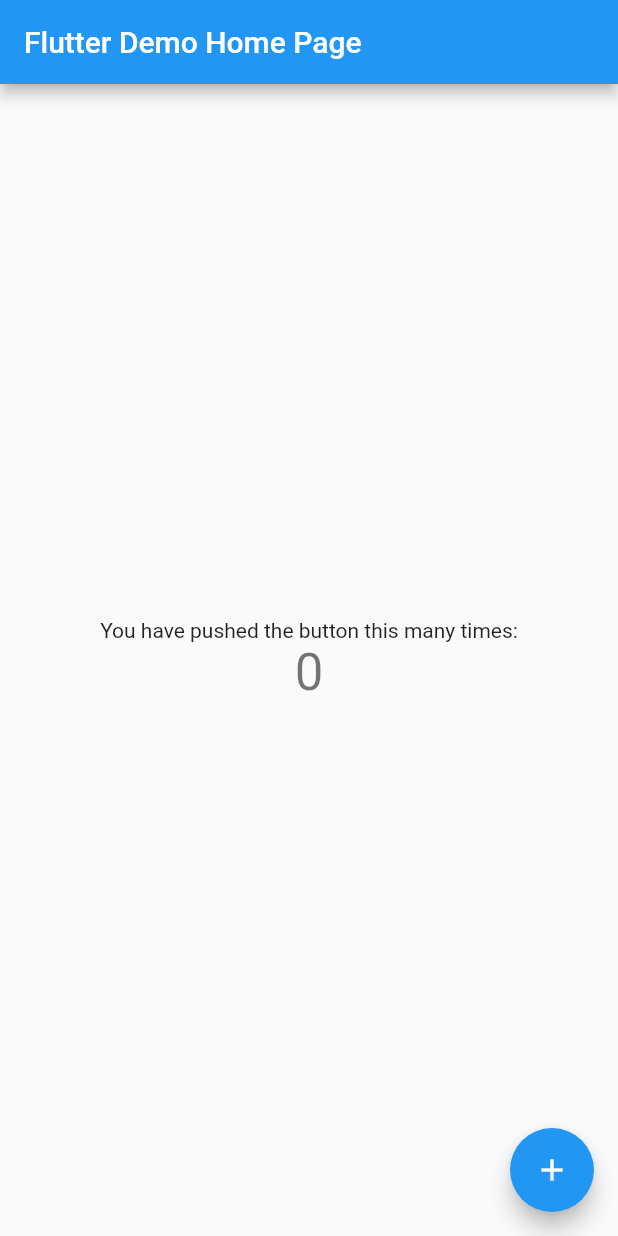
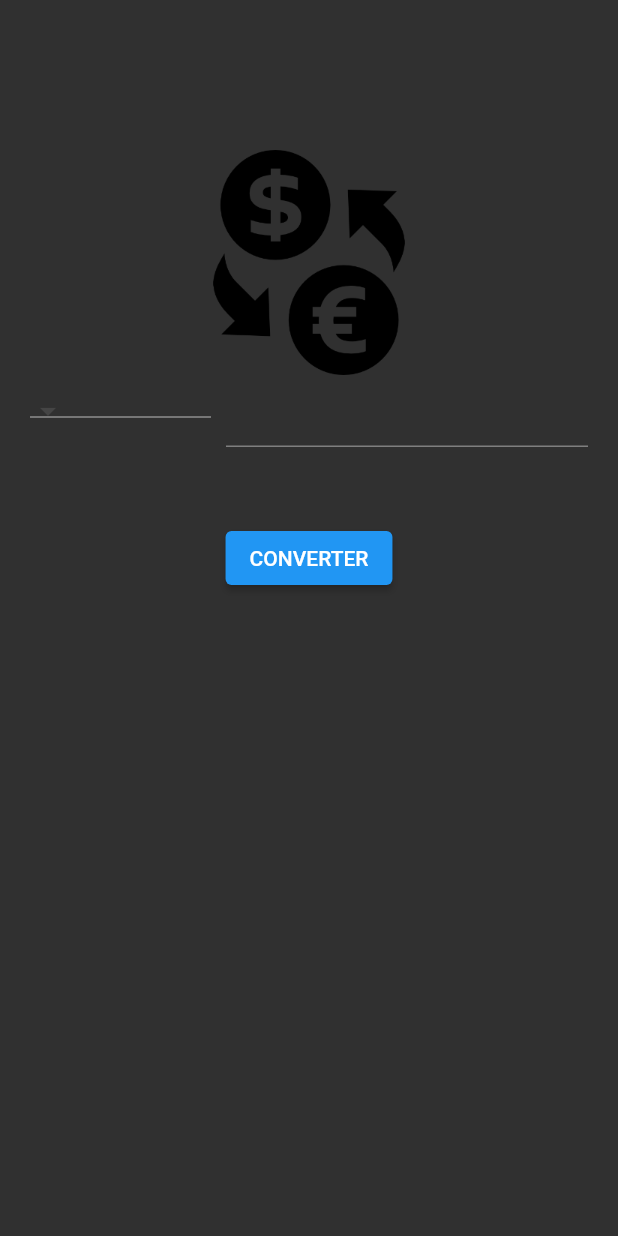
Before and after one commit to toticavalcanti/currency-conversor, a Flutter app: the screen it shows after launch, on a phone screen of 412 x 824 dp. Run offline on Flutter 3.47's test engine with Material 2 defaults, Android fonts, the light colour scheme and no system bars.

Commit message:
first commit

```diff
--- /dev/null
+++ b/lib/app/views/home_view.dart
@@ -0,0 +1,47 @@
+import 'package:flutter/material.dart';
+
+class HomeView extends StatelessWidget {
+  @override
+  Widget build(BuildContext context) {
+    return Scaffold(
+      body: SizedBox(
+        width: MediaQuery.of(context).size.width,
+        height: MediaQuery.of(context).size.height,
+        child: Padding(
+          padding:
+              const EdgeInsets.only(left: 20, right: 20, top: 100, bottom: 20),
+          child: Column(
+            children: [
+              Image.asset('assets/images/logo.png', width: 150, height: 150),
+              SizedBox(
+                width: MediaQuery.of(context).size.width,
+                child: Row(
+                  children: [
+                    Expanded(
+                      flex: 1,
+                      child: DropdownButton(
+                        items: const [],
+                      ),
+                    ),
+                    SizedBox(width: 10),
+                    Expanded(
+                        flex: 2,
+                        child: TextField(
+                          decoration: InputDecoration(),
+                        )),
+                  ],
+                ),
+              ),
+              SizedBox(height: 50),
+              ElevatedButton(
+                  onPressed: () {},
+                  child: Text(
+                    'CONVERTER',
+                  ))
+            ],
+          ),
+        ),
+      ),
+    );
+  }
+}
--- a/lib/main.dart
+++ b/lib/main.dart
@@ -1,115 +1,17 @@
 import 'package:flutter/material.dart';
 
-void main() {
-  runApp(const MyApp());
+import 'app/views/home_view.dart';
+
+main() {
+  runApp(AppWidget());
 }
 
-class MyApp extends StatelessWidget {
-  const MyApp({Key? key}) : super(key: key);
-
-  // This widget is the root of your application.
+class AppWidget extends StatelessWidget {
   @override
   Widget build(BuildContext context) {
     return MaterialApp(
-      title: 'Flutter Demo',
-      theme: ThemeData(
-        // This is the theme of your application.
-        //
-        // Try running your application with "flutter run". You'll see the
-        // application has a blue toolbar. Then, without quitting the app, try
-        // changing the primarySwatch below to Colors.green and then invoke
-        // "hot reload" (press "r" in the console where you ran "flutter run",
-        // or simply save your changes to "hot reload" in a Flutter IDE).
-        // Notice that the counter didn't reset back to zero; the application
-        // is not restarted.
-        primarySwatch: Colors.blue,
-      ),
-      home: const MyHomePage(title: 'Flutter Demo Home Page'),
+      theme: ThemeData.dark(),
+      home: HomeView(),
     );
   }
 }
-
-class MyHomePage extends StatefulWidget {
-  const MyHomePage({Key? key, required this.title}) : super(key: key);
-
-  // This widget is the home page of your application. It is stateful, meaning
-  // that it has a State object (defined below) that contains fields that affect
-  // how it looks.
-
-  // This class is the configuration for the state. It holds the values (in this
-  // case the title) provided by the parent (in this case the App widget) and
-  // used by the build method of the State. Fields in a Widget subclass are
-  // always marked "final".
-
-  final String title;
-
-  @override
-  State<MyHomePage> createState() => _MyHomePageState();
-}
-
-class _MyHomePageState extends State<MyHomePage> {
-  int _counter = 0;
-
-  void _incrementCounter() {
-    setState(() {
-      // This call to setState tells the Flutter framework that something has
-      // changed in this State, which causes it to rerun the build method below
-      // so that the display can reflect the updated values. If we changed
-      // _counter without calling setState(), then the build method would not be
-      // called again, and so nothing would appear to happen.
-      _counter++;
-    });
-  }
-
-  @override
-  Widget build(BuildContext context) {
-    // This method is rerun every time setState is called, for instance as done
-    // by the _incrementCounter method above.
-    //
-    // The Flutter framework has been optimized to make rerunning build methods
-    // fast, so that you can just rebuild anything that needs updating rather
-    // than having to individually change instances of widgets.
-    return Scaffold(
-      appBar: AppBar(
-        // Here we take the value from the MyHomePage object that was created by
-        // the App.build method, and use it to set our appbar title.
-        title: Text(widget.title),
-      ),
-      body: Center(
-        // Center is a layout widget. It takes a single child and positions it
-        // in the middle of the parent.
-        child: Column(
-          // Column is also a layout widget. It takes a list of children and
-          // arranges them vertically. By default, it sizes itself to fit its
-          // children horizontally, and tries to be as tall as its parent.
-          //
-          // Invoke "debug painting" (press "p" in the console, choose the
-          // "Toggle Debug Paint" action from the Flutter Inspector in Android
-          // Studio, or the "Toggle Debug Paint" command in Visual Studio Code)
-          // to see the wireframe for each widget.
-          //
-          // Column has various properties to control how it sizes itself and
-          // how it positions its children. Here we use mainAxisAlignment to
-          // center the children vertically; the main axis here is the vertical
-          // axis because Columns are vertical (the cross axis would be
-          // horizontal).
-          mainAxisAlignment: MainAxisAlignment.center,
-          children: <Widget>[
-            const Text(
-              'You have pushed the button this many times:',
-            ),
-            Text(
-              '$_counter',
-              style: Theme.of(context).textTheme.headline4,
-            ),
-          ],
-        ),
-      ),
-      floatingActionButton: FloatingActionButton(
-        onPressed: _incrementCounter,
-        tooltip: 'Increment',
-        child: const Icon(Icons.add),
-      ), // This trailing comma makes auto-formatting nicer for build methods.
-    );
-  }
-}
--- a/pubspec.yaml
+++ b/pubspec.yaml
@@ -58,9 +58,8 @@
   uses-material-design: true
 
   # To add assets to your application, add an assets section, like this:
-  # assets:
-  #   - images/a_dot_burr.jpeg
-  #   - images/a_dot_ham.jpeg
+  assets:
+    - assets/images/logo.png
 
   # An image asset can refer to one or more resolution-specific "variants", see
   # https://flutter.dev/assets-and-images/#resolution-aware.
```
Also changed, not shown: lib/app/models/currency_model.dart (+27 -1 lines), assets/images/background.jpg (added), assets/images/logo-G.png (added), assets/images/logo.png (added).
